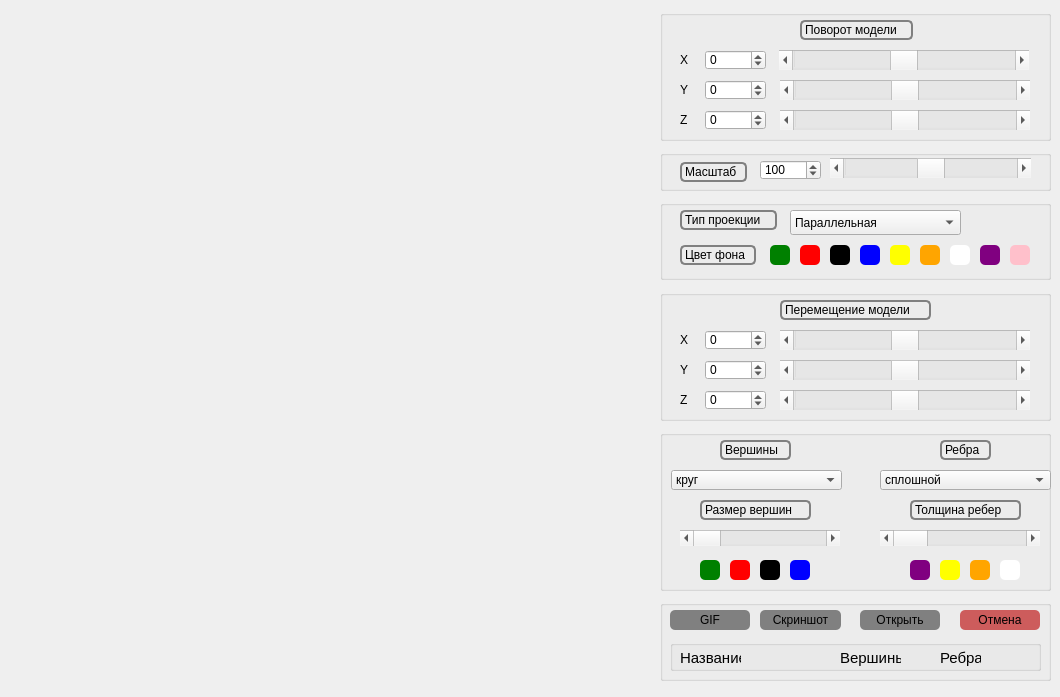
Qt form src/front/mainwindow.ui (fatkheev/3DViewer) before a commit.
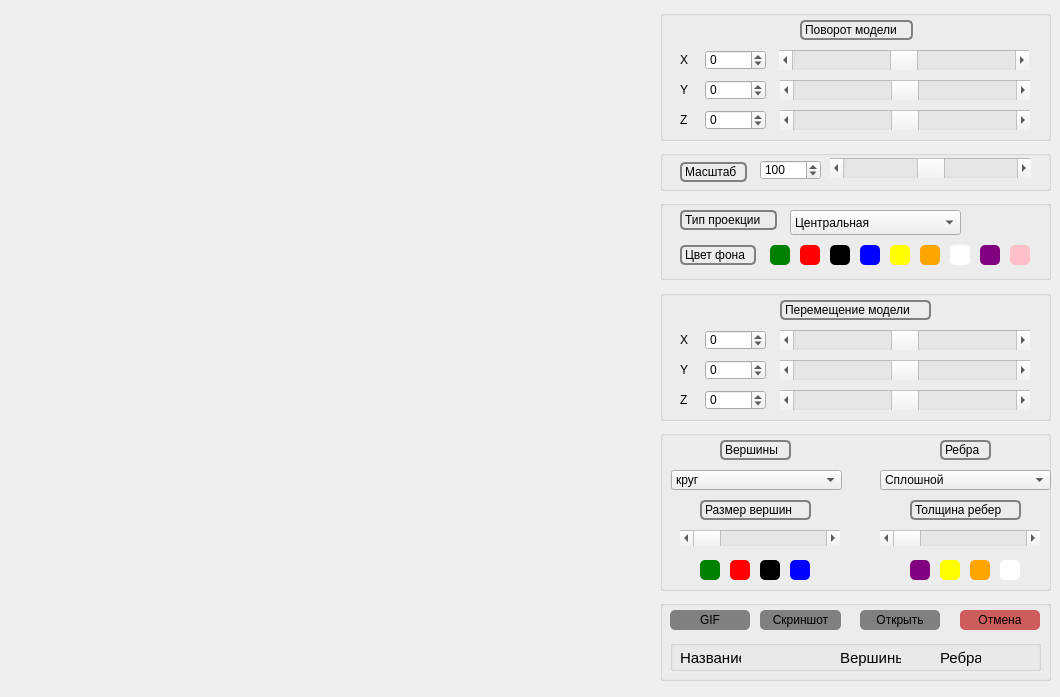
The same form after that commit. Custom widgets are drawn as their Qt base class.

```diff
--- a/src/front/mainwindow.ui
+++ b/src/front/mainwindow.ui
@@ -49,11 +49,6 @@
        <height>25</height>
       </rect>
      </property>
-     <item>
-      <property name="text">
-       <string>Параллельная</string>
-      </property>
-     </item>
      <item>
       <property name="text">
        <string>Центральная</string>
@@ -325,7 +320,7 @@
      </property>
      <item>
       <property name="text">
-       <string>сплошной</string>
+       <string>Сплошной</string>
       </property>
      </item>
      <item>
@@ -347,10 +342,10 @@
       <number>1</number>
      </property>
      <property name="maximum">
-      <number>30</number>
+      <number>20</number>
      </property>
      <property name="pageStep">
-      <number>10</number>
+      <number>1</number>
      </property>
      <property name="orientation">
       <enum>Qt::Horizontal</enum>
```
Left out of the diff: 13 changed lines with no effect on the pictures.
